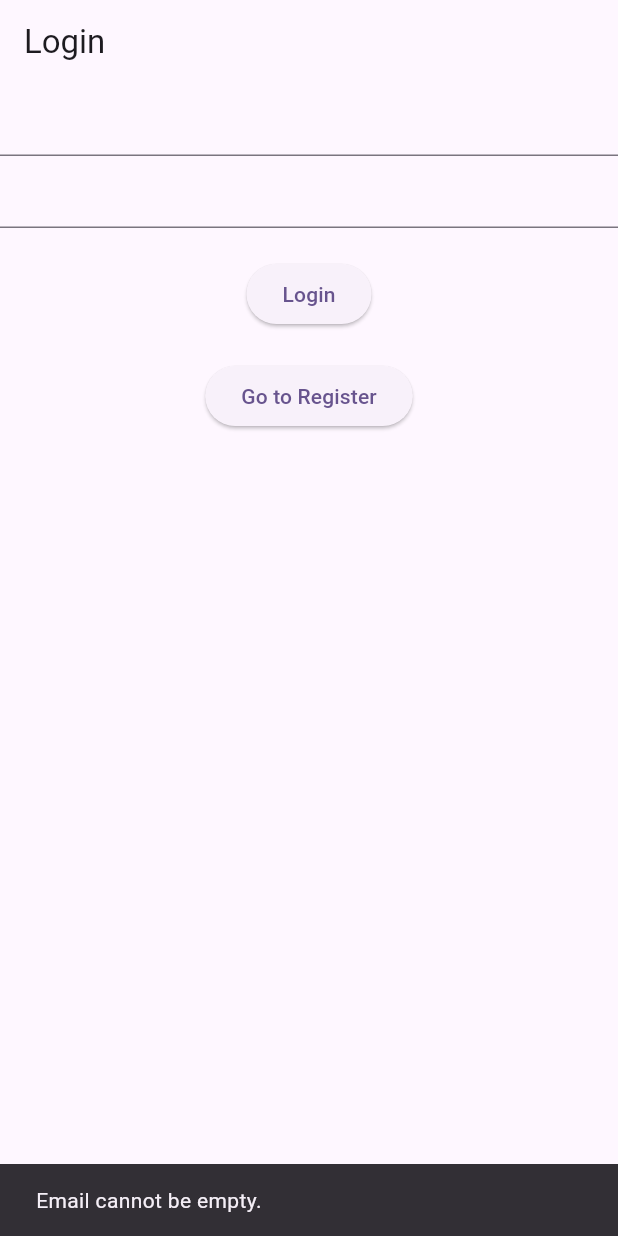
After one commit to MuhammadAliKust/Amir-API, a Flutter app: the screen it shows after launch, after a tap on "Login", on a phone screen of 412 x 824 dp. The commit adds this screen. Run offline on Flutter 3.47's test engine with Material 3 defaults, Android fonts, the phone set to English and light mode, and no system bars.

Commit message:
Login, SignUp and Get Profile Done

```diff
--- a/lib/main.dart
+++ b/lib/main.dart
@@ -1,3 +1,4 @@
+import 'package:amir_api/views/login.dart';
 import 'package:flutter/material.dart';
 
 void main() {
@@ -30,7 +31,7 @@ class MyApp extends StatelessWidget {
         // tested with just a hot reload.
         colorScheme: ColorScheme.fromSeed(seedColor: Colors.deepPurple),
       ),
-      home: const MyHomePage(title: 'Flutter Demo Home Page'),
+      home: LoginView(),
     );
   }
 }
--- a/lib/services/auth.dart
+++ b/lib/services/auth.dart
@@ -6,6 +6,7 @@ import 'package:amir_api/models/user.dart';
 import 'package:http/http.dart' as http;
 
 class AuthServices {
+  String  baseURL = "https://todo-nu-plum-19.vercel.app";
   ///Register User
   Future<RegisterModel> registerUser({
     required String name,
@@ -14,7 +15,7 @@ class AuthServices {
   }) async {
     try {
       http.Response response = await http.post(
-        Uri.parse("{{TODO_URL}}/users/register"),
+        Uri.parse("$baseURL/users/register"),
         headers: {'Content-Type': 'application/json'},
         body: jsonEncode({"name": name, "email": email, "password": pwd}),
       );
@@ -35,7 +36,7 @@ class AuthServices {
   }) async {
     try {
       http.Response response = await http.post(
-        Uri.parse("{{TODO_URL}}/users/login"),
+        Uri.parse("$baseURL/users/login"),
         headers: {'Content-Type': 'application/json'},
         body: jsonEncode({"email": email, "password": pwd}),
       );
@@ -53,7 +54,7 @@ class AuthServices {
   Future<UserModel> getProfile(String token) async {
     try {
       http.Response response = await http.get(
-        Uri.parse("{{TODO_URL}}/users/profile"),
+        Uri.parse("$baseURL/users/profile"),
         headers: {'Authorization': token},
       );
       if (response.statusCode == 200 || response.statusCode == 201) {
@@ -73,7 +74,7 @@ class AuthServices {
   }) async {
     try {
       http.Response response = await http.put(
-        Uri.parse("{{TODO_URL}}/users/profile"),
+        Uri.parse("$baseURL/users/profile"),
         headers: {'Authorization': token, 'Content-Type': 'application/json'},
         body: jsonEncode({'name': name}),
       );
--- /dev/null
+++ b/lib/views/login.dart
@@ -0,0 +1,101 @@
+import 'package:amir_api/services/auth.dart';
+import 'package:amir_api/views/register.dart';
+import 'package:flutter/material.dart';
+
+class LoginView extends StatefulWidget {
+  LoginView({super.key});
+
+  @override
+  State<LoginView> createState() => _LoginViewState();
+}
+
+class _LoginViewState extends State<LoginView> {
+  TextEditingController emailController = TextEditingController();
+
+  TextEditingController pwdController = TextEditingController();
+
+  bool isLoading = false;
+
+  @override
+  Widget build(BuildContext context) {
+    return Scaffold(
+      appBar: AppBar(title: Text("Login")),
+      body: Column(
+        children: [
+          TextField(controller: emailController),
+          TextField(controller: pwdController),
+          SizedBox(height: 20),
+          isLoading
+              ? Center(child: CircularProgressIndicator())
+              : ElevatedButton(
+                  onPressed: () async {
+                    if (emailController.text.isEmpty) {
+                      ScaffoldMessenger.of(context).showSnackBar(
+                        SnackBar(content: Text("Email cannot be empty.")),
+                      );
+                      return;
+                    }
+                    if (pwdController.text.isEmpty) {
+                      ScaffoldMessenger.of(context).showSnackBar(
+                        SnackBar(content: Text("Password cannot be empty.")),
+                      );
+                      return;
+                    }
+                    try {
+                      isLoading = true;
+                      setState(() {});
+                      await AuthServices()
+                          .loginUser(
+                            email: emailController.text,
+                            pwd: pwdController.text,
+                          )
+                          .then((val) async {
+                            await AuthServices()
+                                .getProfile(val.token.toString())
+                                .then((userModel) {
+                                  isLoading = false;
+                                  setState(() {});
+                                  showDialog(
+                                    context: context,
+                                    builder: (context) {
+                                      return AlertDialog(
+                                        title: Text("Message"),
+                                        content: Text(
+                                          "${userModel.user!.name.toString()} has been logged in successfully",
+                                        ),
+                                        actions: [
+                                          TextButton(
+                                            onPressed: () {},
+                                            child: Text("Okay"),
+                                          ),
+                                        ],
+                                      );
+                                    },
+                                  );
+                                });
+                          });
+                    } catch (e) {
+                      isLoading = false;
+                      setState(() {});
+                      ScaffoldMessenger.of(
+                        context,
+                      ).showSnackBar(SnackBar(content: Text(e.toString())));
+                    }
+                  },
+                  child: Text("Login"),
+                ),
+          SizedBox(height: 20),
+          ElevatedButton(
+            onPressed: () {
+              Navigator.push(
+                context,
+                MaterialPageRoute(builder: (context) => RegisterView()),
+              );
+            },
+            child: Text("Go to Register"),
+          ),
+        ],
+      ),
+    );
+  }
+}
```
Also changed, not shown: lib/views/register.dart (added, +95 -0 lines).
